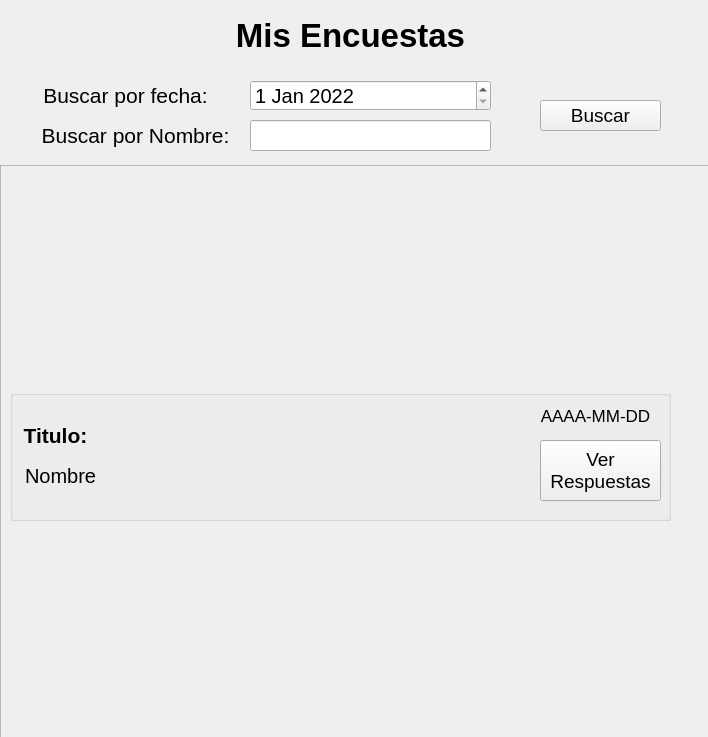
Soriano212/Final_Base_de_Datos_1, file capas/interfaz/Qt/MisEncuestas.ui: the form before one commit.
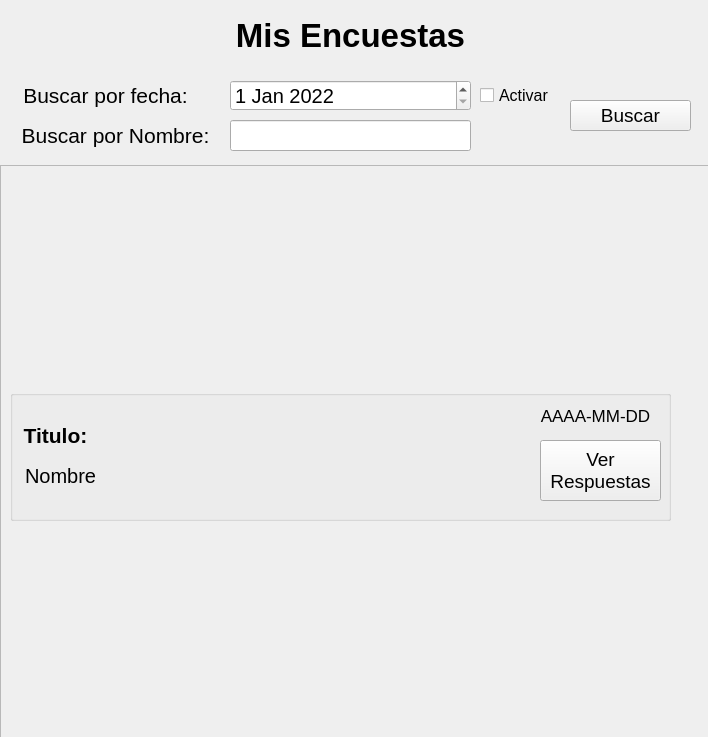
The form after the commit. Icons and pictures are not drawn.

Commit message: Cambios realizados en objetos de encuesta para leer.

Patch:
```diff
--- a/capas/interfaz/Qt/MisEncuestas.ui
+++ b/capas/interfaz/Qt/MisEncuestas.ui
@@ -178,7 +178,7 @@
   <widget class="QLabel" name="label_buscar">
    <property name="geometry">
     <rect>
-     <x>20</x>
+     <x>0</x>
      <y>70</y>
      <width>211</width>
      <height>51</height>
@@ -200,7 +200,7 @@
   <widget class="QPushButton" name="btn_buscar">
    <property name="geometry">
     <rect>
-     <x>540</x>
+     <x>570</x>
      <y>100</y>
      <width>121</width>
      <height>31</height>
@@ -218,7 +218,7 @@
   <widget class="QDateEdit" name="dateEdit">
    <property name="geometry">
     <rect>
-     <x>250</x>
+     <x>230</x>
      <y>80</y>
      <width>241</width>
      <height>31</height>
@@ -257,7 +257,7 @@
   <widget class="QLineEdit" name="txt_nombre">
    <property name="geometry">
     <rect>
-     <x>250</x>
+     <x>230</x>
      <y>120</y>
      <width>241</width>
      <height>31</height>
@@ -272,7 +272,7 @@
   <widget class="QLabel" name="label_buscar_2">
    <property name="geometry">
     <rect>
-     <x>30</x>
+     <x>10</x>
      <y>110</y>
      <width>211</width>
      <height>51</height>
@@ -291,6 +291,24 @@
     <set>Qt::AlignCenter</set>
    </property>
   </widget>
+  <widget class="QCheckBox" name="ckb_activar">
+   <property name="geometry">
+    <rect>
+     <x>480</x>
+     <y>80</y>
+     <width>71</width>
+     <height>31</height>
+    </rect>
+   </property>
+   <property name="font">
+    <font>
+     <pointsize>12</pointsize>
+    </font>
+   </property>
+   <property name="text">
+    <string>Activar</string>
+   </property>
+  </widget>
  </widget>
  <resources/>
  <connections/>
```
The commit also changes 11 other files.
